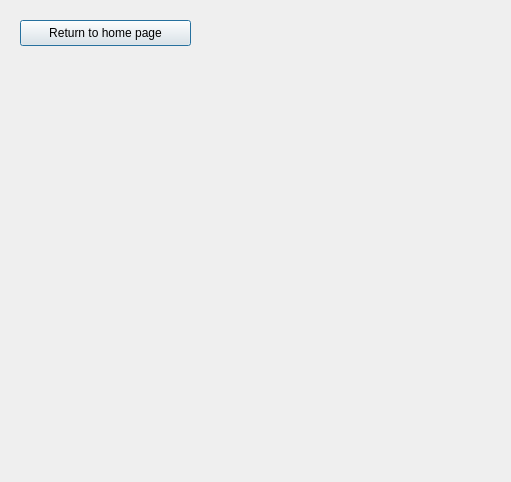
Above: rentwindow.ui from calderon-antoniop410/LibraryPlusPlus before the change. Below: the same form after it.
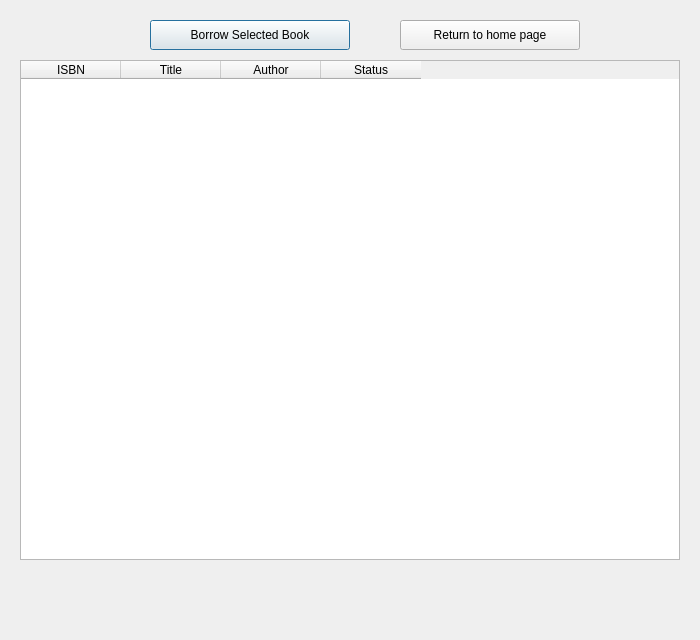
That is the form after the change.

```diff
--- a/rentwindow.ui
+++ b/rentwindow.ui
@@ -6,20 +6,69 @@
    <rect>
     <x>0</x>
     <y>0</y>
-    <width>511</width>
-    <height>482</height>
+    <width>700</width>
+    <height>640</height>
    </rect>
   </property>
   <property name="windowTitle">
    <string>Rent a Book</string>
   </property>
-  <widget class="QPushButton" name="exitButton">
+
+  <!-- Book table -->
+  <widget class="QTableWidget" name="tableWidget">
    <property name="geometry">
     <rect>
      <x>20</x>
+     <y>60</y>
+     <width>660</width>
+     <height>500</height>
+    </rect>
+   </property>
+   <column>
+    <property name="text">
+     <string>ISBN</string>
+    </property>
+   </column>
+   <column>
+    <property name="text">
+     <string>Title</string>
+    </property>
+   </column>
+   <column>
+    <property name="text">
+     <string>Author</string>
+    </property>
+   </column>
+   <column>
+    <property name="text">
+     <string>Status</string>
+    </property>
+   </column>
+  </widget>
+
+  <!-- Borrow button -->
+  <widget class="QPushButton" name="borrowButton">
+   <property name="geometry">
+    <rect>
+     <x>150</x>
      <y>20</y>
-     <width>171</width>
-     <height>26</height>
+     <width>200</width>
+     <height>30</height>
+    </rect>
+   </property>
+   <property name="text">
+    <string>Borrow Selected Book</string>
+   </property>
+  </widget>
+
+  <!-- Exit button (keep your original) -->
+  <widget class="QPushButton" name="exitButton">
+   <property name="geometry">
+    <rect>
+     <x>400</x>
+     <y>20</y>
+     <width>180</width>
+     <height>30</height>
     </rect>
    </property>
    <property name="text">
```
Left out of the diff: 2 changed lines with no effect on the pictures.
